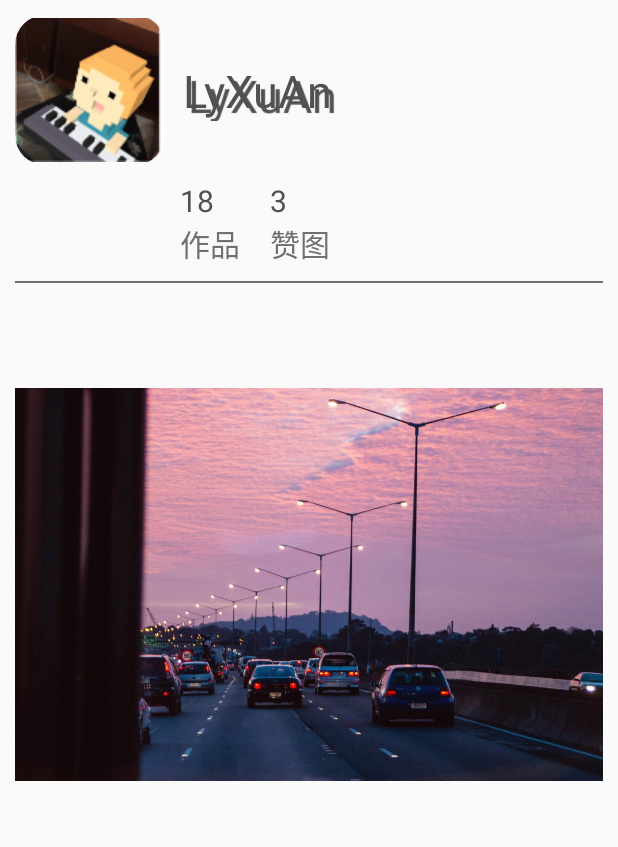
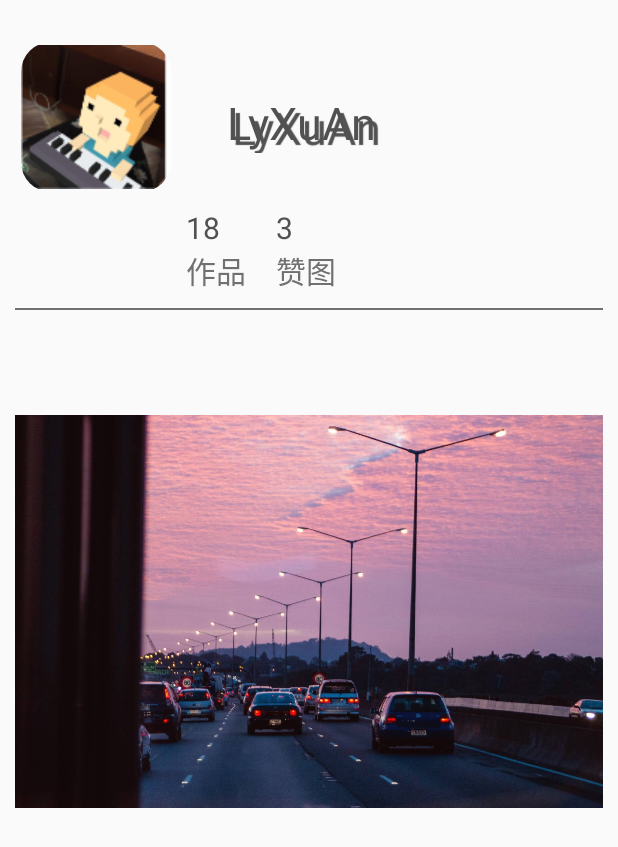
Before and after one commit to Masquerade51256/RePic, an Android app: the layout personal_info.xml on its own in the app's theme, with its tools: preview values and no code run, on a phone screen of 412 x 824 dp. Shown: the top 847 px of the screen. Run offline under Robolectric (Android 15) with nearby library versions, the phone set to English and light mode, and no system bars.

Commit message:
Update .gitignore

```diff
--- a/app/src/main/res/layout/personal_info.xml
+++ b/app/src/main/res/layout/personal_info.xml
@@ -13,14 +13,15 @@
           android:layout_width="100dp"
           android:layout_height="100dp"
           android:src="@drawable/profile_pic1"
-    />
+          android:layout_alignParentStart="true" android:layout_alignParentTop="true" android:layout_marginTop="18dp"
+          android:layout_marginStart="4dp"/>
 
   <TextView
           android:id="@+id/tv_userName_personal"
-    android:layout_width="290dp"
+          android:layout_width="253dp"
           android:layout_height="wrap_content"
           android:layout_alignTop="@+id/imgView_portrait_personal"
-    android:layout_marginTop="30dp"
+          android:layout_marginTop="33dp"
           android:layout_alignParentRight="true"
           android:paddingLeft="10dp"
           android:paddingRight="10dp"
@@ -30,7 +31,9 @@
           android:shadowRadius="0.01"
           android:text="LyXuAn"
           android:textColor="#515151"
-    android:textSize="30dp"/>
+          android:textSize="30dp" android:layout_alignParentEnd="true" android:layout_marginEnd="7dp"
+          android:layout_toEndOf="@+id/imgView_portrait_personal" android:layout_marginStart="27dp"
+          android:layout_marginRight="7dp"/>
 
   <TextView
     android:id="@+id/tv_creationCount"
```
Also changed, not shown: 2 other files. Lines whose indentation alone changed are shown as unchanged.
